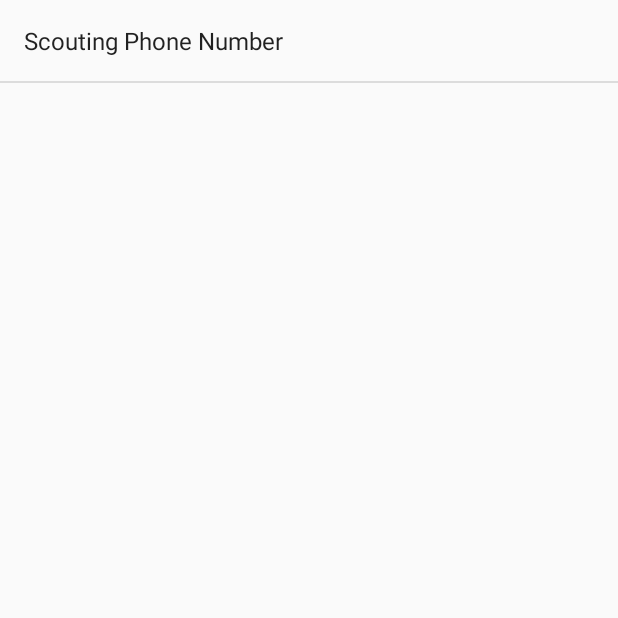
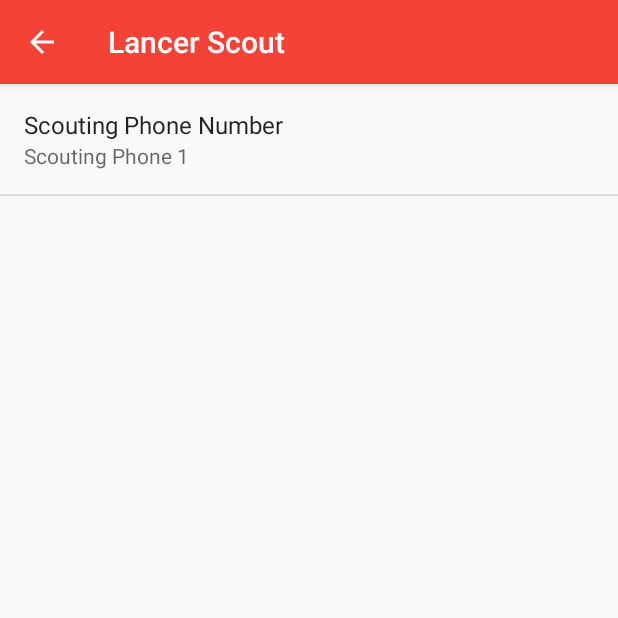
Before and after one commit to RoboLancers/LancerScout, an Android app: the SettingsActivity screen opened directly, with no data from a screen before it, on a phone screen of 412 x 824 dp, the top half of it. Run offline under Robolectric (Android 15) with nearby library versions, the phone set to English and light mode, and no system bars.

Commit message:
Add Toolbar to Settings

```diff
--- a/app/src/main/java/robolancer/com/lancerscout/activities/SettingsActivity.java
+++ b/app/src/main/java/robolancer/com/lancerscout/activities/SettingsActivity.java
@@ -1,17 +1,42 @@
 package robolancer.com.lancerscout.activities;
 
 import android.os.Bundle;
-import android.support.v7.app.AppCompatActivity;
+import android.support.v7.app.ActionBar;
+import android.support.v7.widget.Toolbar;
+import android.view.View;
+import android.view.ViewGroup;
 
+import robolancer.com.lancerscout.R;
 import robolancer.com.lancerscout.fragments.SettingsFragment;
+import robolancer.com.lancerscout.utilities.AppCompatPreferenceActivity;
 
-public class SettingsActivity extends AppCompatActivity{
+public class SettingsActivity extends AppCompatPreferenceActivity{
     @Override
     protected void onCreate(Bundle savedInstanceState){
         super.onCreate(savedInstanceState);
+
+        setupActionBar();
 
         getFragmentManager().beginTransaction()
                 .replace(android.R.id.content, new SettingsFragment())
                 .commit();
     }
+
+    private void setupActionBar() {
+        ViewGroup rootView = findViewById(R.id.action_bar_root);
+
+        if (rootView != null) {
+            View view = getLayoutInflater().inflate(R.layout.app_bar_layout, rootView, false);
+            rootView.addView(view, 0);
+
+            Toolbar toolbar = findViewById(R.id.toolbar);
+            setSupportActionBar(toolbar);
+        }
+
+        ActionBar actionBar = getSupportActionBar();
+        if (actionBar != null) {
+            // Show the Up button in the action bar.
+            actionBar.setDisplayHomeAsUpEnabled(true);
+        }
+    }
 }
--- /dev/null
+++ b/app/src/main/java/robolancer/com/lancerscout/utilities/AppCompatPreferenceActivity.java
@@ -0,0 +1,109 @@
+package robolancer.com.lancerscout.utilities;
+
+/*
+ * Copyright (C) 2014 The Android Open Source Project
+ *
+ * Licensed under the Apache License, Version 2.0 (the "License");
+ * you may not use this file except in compliance with the License.
+ * You may obtain a copy of the License at
+ *
+ *      http://www.apache.org/licenses/LICENSE-2.0
+ *
+ * Unless required by applicable law or agreed to in writing, software
+ * distributed under the License is distributed on an "AS IS" BASIS,
+ * WITHOUT WARRANTIES OR CONDITIONS OF ANY KIND, either express or implied.
+ * See the License for the specific language governing permissions and
+ * limitations under the License.
+ */
+import android.content.res.Configuration;
+import android.os.Bundle;
+import android.preference.PreferenceActivity;
+import android.support.annotation.LayoutRes;
+import android.support.annotation.Nullable;
+import android.support.v7.app.ActionBar;
+import android.support.v7.app.AppCompatDelegate;
+import android.support.v7.widget.Toolbar;
+import android.view.MenuInflater;
+import android.view.View;
+import android.view.ViewGroup;
+/**
+ * A {@link android.preference.PreferenceActivity} which implements and proxies the necessary calls
+ * to be used with AppCompat.
+ *
+ * This technique can be used with an {@link android.app.Activity} class, not just
+ * {@link android.preference.PreferenceActivity}.
+ */
+public abstract class AppCompatPreferenceActivity extends PreferenceActivity {
+    private AppCompatDelegate mDelegate;
+    @Override
+    protected void onCreate(Bundle savedInstanceState) {
+        getDelegate().installViewFactory();
+        getDelegate().onCreate(savedInstanceState);
+        super.onCreate(savedInstanceState);
+    }
+    @Override
+    protected void onPostCreate(Bundle savedInstanceState) {
+        super.onPostCreate(savedInstanceState);
+        getDelegate().onPostCreate(savedInstanceState);
+    }
+    public ActionBar getSupportActionBar() {
+        return getDelegate().getSupportActionBar();
+    }
+    public void setSupportActionBar(@Nullable Toolbar toolbar) {
+        getDelegate().setSupportActionBar(toolbar);
+    }
+    @Override
+    public MenuInflater getMenuInflater() {
+        return getDelegate().getMenuInflater();
+    }
+    @Override
+    public void setContentView(@LayoutRes int layoutResID) {
+        getDelegate().setContentView(layoutResID);
+    }
+    @Override
+    public void setContentView(View view) {
+        getDelegate().setContentView(view);
+    }
+    @Override
+    public void setContentView(View view, ViewGroup.LayoutParams params) {
+        getDelegate().setContentView(view, params);
+    }
+    @Override
+    public void addContentView(View view, ViewGroup.LayoutParams params) {
+        getDelegate().addContentView(view, params);
+    }
+    @Override
+    protected void onPostResume() {
+        super.onPostResume();
+        getDelegate().onPostResume();
+    }
+    @Override
+    protected void onTitleChanged(CharSequence title, int color) {
+        super.onTitleChanged(title, color);
+        getDelegate().setTitle(title);
+    }
+    @Override
+    public void onConfigurationChanged(Configuration newConfig) {
+        super.onConfigurationChanged(newConfig);
+        getDelegate().onConfigurationChanged(newConfig);
+    }
+    @Override
+    protected void onStop() {
+        super.onStop();
+        getDelegate().onStop();
+    }
+    @Override
+    protected void onDestroy() {
+        super.onDestroy();
+        getDelegate().onDestroy();
+    }
+    public void invalidateOptionsMenu() {
+        getDelegate().invalidateOptionsMenu();
+    }
+    private AppCompatDelegate getDelegate() {
+        if (mDelegate == null) {
+            mDelegate = AppCompatDelegate.create(this, null);
+        }
+        return mDelegate;
+    }
+}
--- /dev/null
+++ b/app/src/main/res/layout/app_bar_layout.xml
@@ -0,0 +1,17 @@
+<?xml version="1.0" encoding="utf-8"?>
+<android.support.design.widget.AppBarLayout
+    xmlns:app="http://schemas.android.com/apk/res-auto"
+    xmlns:android="http://schemas.android.com/apk/res/android"
+    xmlns:tools="http://schemas.android.com/tools"
+    android:layout_width="match_parent"
+    android:layout_height="wrap_content"
+    android:theme="@style/AppTheme.AppBarOverlay">
+
+    <android.support.v7.widget.Toolbar
+        android:id="@+id/toolbar"
+        android:layout_width="match_parent"
+        android:layout_height="?attr/actionBarSize"
+        android:background="?attr/colorPrimary"
+        app:popupTheme="@style/AppTheme.PopupOverlay"/>
+
+</android.support.design.widget.AppBarLayout>
--- a/app/src/main/res/xml/preferences.xml
+++ b/app/src/main/res/xml/preferences.xml
@@ -5,5 +5,6 @@
         android:entries="@array/ScoutingPhoneNumbers"
         android:entryValues="@array/ScoutingPhoneNumbers"
         android:key="pref_scoutingPhoneNumber"
-        android:title="Scouting Phone Number" />
+        android:title="Scouting Phone Number"
+        android:summary="%s"/>
 </PreferenceScreen>
```
